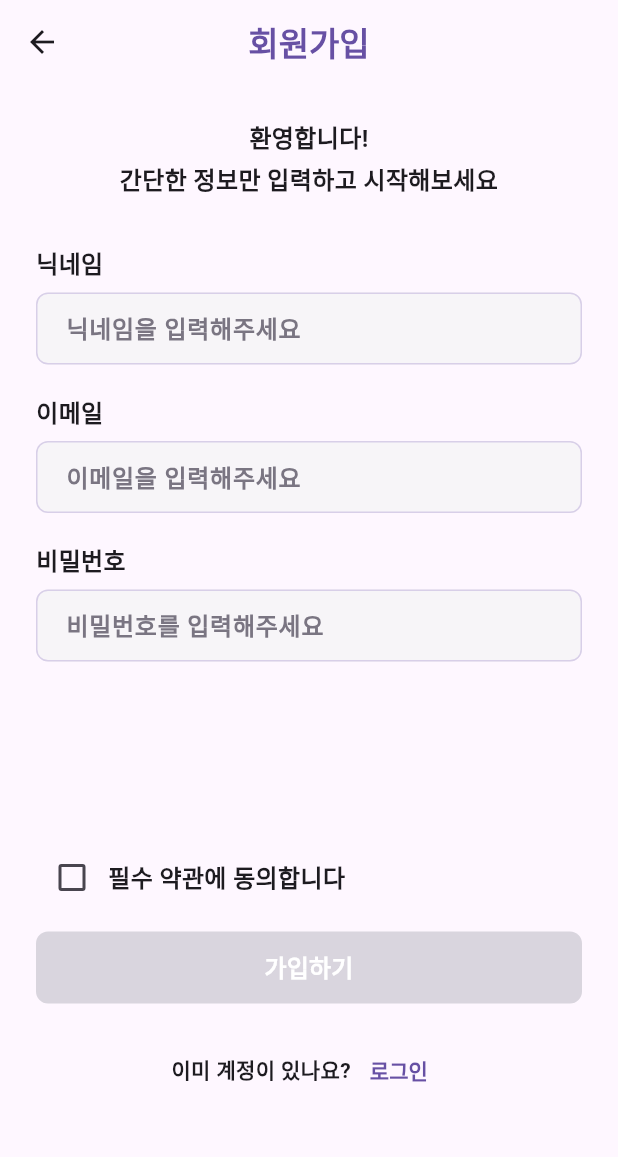
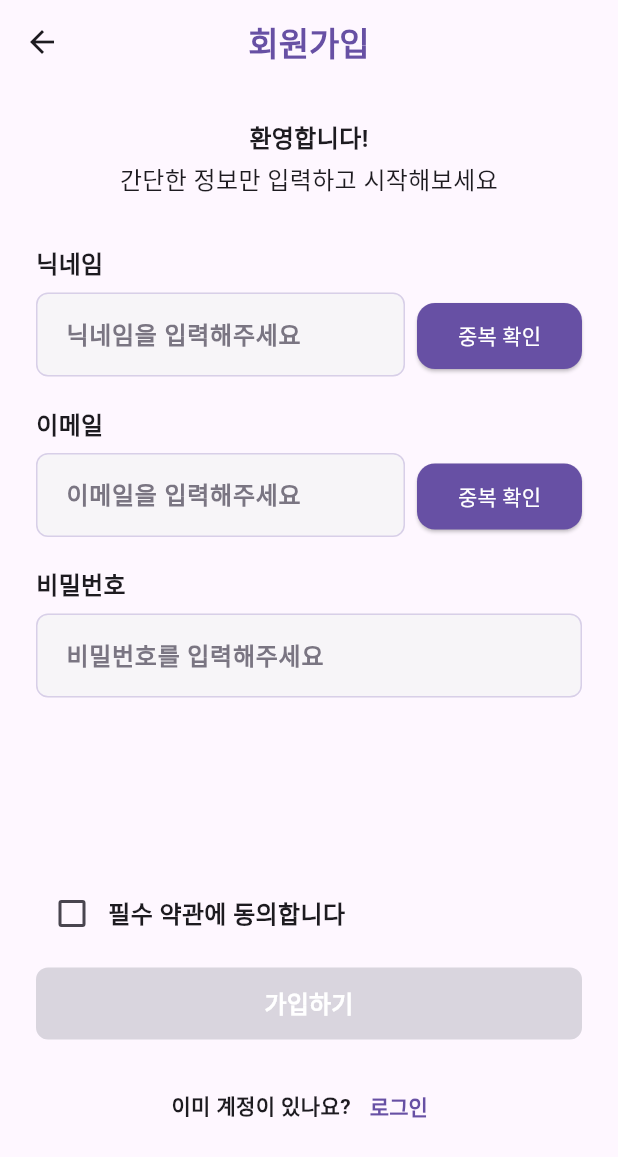
Before and after one commit to 11th-ddwuumc/11th-mobile-jini, a Flutter app: the SignupScreen screen opened by its route, on a phone screen of 412 x 824 dp. Shown: the top 1157 px of the screen. Run offline on Flutter 3.47's test engine with Material 3 defaults, Android fonts, the phone set to English and light mode, and no system bars; our stand-ins replace dio, flutter_dotenv, flutter_rating_bar, flutter_svg, go_router, shared_preferences; accounts and stored records are empty; network calls fail.

Commit message:
feat: 닉네임·이메일 중복 확인 구현

```diff
--- a/movielog/lib/main.dart
+++ b/movielog/lib/main.dart
@@ -10,6 +10,7 @@ import 'core/network/movie_log_client.dart';
 import 'data/services/member_check_service.dart';
 import 'data/services/rating_api_service.dart';
 import '../service/tmdb_movie_service.dart';
+import 'view_models/sign_up_view_model.dart';
 
 Future<void> main() async {
   WidgetsFlutterBinding.ensureInitialized();
@@ -32,6 +33,10 @@ Future<void> main() async {
         Provider<MemberCheckService>(
           create: (_) => MemberCheckService(movieLogClient),
         ),
+        ChangeNotifierProvider(
+          create: (context) =>
+              SignUpViewModel(context.read<MemberCheckService>()),
+        ),
         Provider<RatingApiService>(
           create: (_) => RatingApiService(movieLogClient),
         ),
--- a/movielog/lib/router/app_router.dart
+++ b/movielog/lib/router/app_router.dart
@@ -26,7 +26,7 @@ class AppRouter {
   // ② GoRouter에 root Navigator 등록
   static final router = GoRouter(
     navigatorKey: rootNavigatorKey,
-    initialLocation: '/start',
+    initialLocation: '/home',
     routes: [
       GoRoute(path: '/start', builder: (context, state) => const StartScreen()),
 
--- a/movielog/lib/signupScreen.dart
+++ b/movielog/lib/signupScreen.dart
@@ -1,4 +1,8 @@
 import 'package:flutter/material.dart';
+import 'package:provider/provider.dart';
+
+import '../view_models/sign_up_view_model.dart';
+import '../../widgets/movielog_button.dart';
 
 class SignupScreen extends StatefulWidget {
   const SignupScreen({super.key});
@@ -36,9 +40,7 @@ class _SignupScreenState extends State<SignupScreen> {
   void _submit() {
     final isValid = _formKey.currentState?.validate() ?? false;
 
-    if (!isValid || !_isAgreed) {
-      return;
-    }
+    if (!isValid || !_isAgreed) return;
 
     debugPrint('회원가입 완료');
   }
@@ -61,9 +63,7 @@ class _SignupScreenState extends State<SignupScreen> {
     return Scaffold(
       appBar: AppBar(
         leading: IconButton(
-          onPressed: () {
-            Navigator.pop(context);
-          },
+          onPressed: () => Navigator.pop(context),
           icon: const Icon(Icons.arrow_back),
         ),
         title: const Text(
@@ -96,18 +96,26 @@ class _SignupScreenState extends State<SignupScreen> {
                       children: [
                         const SignupIntro(),
                         const SizedBox(height: 32),
-                        SignupFormFields(
+
+                        Consumer<SignUpViewModel>(
+                          builder: (context, viewModel, child) {
+                            return SignupFormFields(
                               nicknameController: _nicknameController,
                               emailController: _emailController,
                               passwordController: _passwordController,
                               nicknameFocusNode: _nicknameFocusNode,
                               emailFocusNode: _emailFocusNode,
                               passwordFocusNode: _passwordFocusNode,
+                              viewModel: viewModel,
                               onChanged: () {
                                 setState(() {});
                               },
+                            );
+                          },
                         ),
+
                         const SizedBox(height: 120),
+
                         TermsAgreement(
                           isAgreed: _isAgreed,
                           onChanged: (value) {
@@ -116,7 +124,9 @@ class _SignupScreenState extends State<SignupScreen> {
                             });
                           },
                         ),
+
                         const SizedBox(height: 12),
+
                         SignupActions(
                           isFormValid: _isFormValid,
                           onSubmit: _submit,
@@ -151,7 +161,7 @@ class SignupIntro extends StatelessWidget {
           Text(
             '간단한 정보만 입력하고 시작해보세요',
             textAlign: TextAlign.center,
-            style: TextStyle(fontSize: 16, fontWeight: FontWeight.bold),
+            style: TextStyle(fontSize: 16),
           ),
         ],
       ),
@@ -168,16 +178,20 @@ class SignupFormFields extends StatefulWidget {
     required this.nicknameFocusNode,
     required this.emailFocusNode,
     required this.passwordFocusNode,
+    required this.viewModel,
     required this.onChanged,
   });
 
   final TextEditingController nicknameController;
   final TextEditingController emailController;
   final TextEditingController passwordController;
+
   final FocusNode nicknameFocusNode;
   final FocusNode emailFocusNode;
   final FocusNode passwordFocusNode;
+
   final VoidCallback onChanged;
+  final SignUpViewModel viewModel;
 
   @override
   State<SignupFormFields> createState() => _SignupFormFieldsState();
@@ -265,12 +279,7 @@ class _SignupFormFieldsState extends State<SignupFormFields> {
       ),
       filled: true,
       fillColor: isError ? const Color(0xFFFFF1F1) : const Color(0xFFF7F5F8),
-      contentPadding: const EdgeInsets.symmetric(horizontal: 16, vertical: 10),
-      errorStyle: const TextStyle(
-        color: errorRed,
-        fontSize: 13,
-        fontWeight: FontWeight.bold,
-      ),
+      contentPadding: const EdgeInsets.symmetric(horizontal: 16, vertical: 16),
       border: OutlineInputBorder(
         borderRadius: BorderRadius.circular(8),
         borderSide: const BorderSide(color: lightPurple),
@@ -300,6 +309,7 @@ class _SignupFormFieldsState extends State<SignupFormFields> {
     required TextEditingController controller,
     required FocusNode focusNode,
     required String? errorText,
+    required String? successText,
     required bool valid,
     required ValueChanged<String> onChanged,
     required TextInputAction textInputAction,
@@ -317,7 +327,11 @@ class _SignupFormFieldsState extends State<SignupFormFields> {
           style: const TextStyle(fontSize: 16, fontWeight: FontWeight.bold),
         ),
         const SizedBox(height: 8),
-        Stack(
+
+        SizedBox(
+          height: 56,
+          child: Stack(
+            alignment: Alignment.center,
             children: [
               TextFormField(
                 controller: controller,
@@ -325,29 +339,39 @@ class _SignupFormFieldsState extends State<SignupFormFields> {
                 keyboardType: keyboardType,
                 textInputAction: textInputAction,
                 obscureText: obscureText,
-              autovalidateMode: AutovalidateMode.onUserInteraction,
                 decoration: _inputDecoration(
                   hintText,
                   isError: errorText != null,
                 ),
-              validator: (value) {
-                return errorText;
-              },
                 onChanged: onChanged,
-              onFieldSubmitted: (_) {
-                onSubmitted();
-              },
+                onFieldSubmitted: (_) => onSubmitted(),
               ),
+
               if (showStatus)
                 Positioned(
                   right: 12,
-                top: 0,
-                bottom: errorText != null ? 24 : 0,
-                child: Center(
                   child: _buildStatusIcon(isError: errorText != null),
                 ),
+            ],
           ),
-          ],
+        ),
+
+        if (errorText != null)
+          Padding(
+            padding: const EdgeInsets.only(top: 4, left: 4),
+            child: Text(
+              errorText,
+              style: const TextStyle(color: Colors.red, fontSize: 12),
+            ),
+          ),
+
+        if (successText != null)
+          Padding(
+            padding: const EdgeInsets.only(top: 4, left: 4),
+            child: Text(
+              successText,
+              style: const TextStyle(color: Colors.green, fontSize: 12),
+            ),
           ),
       ],
     );
@@ -356,78 +380,141 @@ class _SignupFormFieldsState extends State<SignupFormFields> {
   @override
   Widget build(BuildContext context) {
     final nicknameError = _nicknameTouched
-        ? _validateNickname(widget.nicknameController.text)
+        ? widget.viewModel.nicknameErrorText ??
+              _validateNickname(widget.nicknameController.text)
         : null;
 
+    final nicknameValid =
+        widget.viewModel.nicknameCheckStatus == CheckStatus.available;
+
     final emailError = _emailTouched
-        ? _validateEmail(widget.emailController.text)
+        ? widget.viewModel.emailErrorText ??
+              _validateEmail(widget.emailController.text)
         : null;
+
+    final emailValid =
+        widget.viewModel.emailCheckStatus == CheckStatus.available;
 
     final passwordError = _passwordTouched
         ? _validatePassword(widget.passwordController.text)
         : null;
 
-    final nicknameValid = _nicknameTouched && nicknameError == null;
-
-    final emailValid = _emailTouched && emailError == null;
-
-    final passwordValid = _passwordTouched && passwordError == null;
-
     return Column(
       crossAxisAlignment: CrossAxisAlignment.start,
       children: [
-        _buildField(
+        Row(
+          crossAxisAlignment: CrossAxisAlignment.start,
+          children: [
+            Expanded(
+              child: _buildField(
                 label: '닉네임',
                 hintText: '닉네임을 입력해주세요',
                 controller: widget.nicknameController,
                 focusNode: widget.nicknameFocusNode,
                 errorText: nicknameError,
+                successText: nicknameValid ? '사용 가능한 닉네임입니다.' : null,
                 valid: nicknameValid,
                 textInputAction: TextInputAction.next,
-          onChanged: (_) {
+                onChanged: (value) {
                   setState(() {
                     _nicknameTouched = true;
                   });
+
+                  widget.viewModel.onNicknameChanged(value);
                   widget.onChanged();
                 },
                 onSubmitted: () {
                   widget.emailFocusNode.requestFocus();
                 },
               ),
+            ),
+
+            const SizedBox(width: 8),
+
+            Padding(
+              padding: const EdgeInsets.only(top: 38),
+              child: MovieLogButton(
+                label: '중복 확인',
+                width: 110,
+                isLoading:
+                    widget.viewModel.nicknameCheckStatus ==
+                    CheckStatus.checking,
+                onPressed: widget.viewModel.canCheckNickname
+                    ? () => widget.viewModel.checkNickname(
+                        widget.nicknameController.text,
+                      )
+                    : null,
+              ),
+            ),
+          ],
+        ),
+
         const SizedBox(height: 20),
-        _buildField(
+
+        Row(
+          crossAxisAlignment: CrossAxisAlignment.start,
+          children: [
+            Expanded(
+              child: _buildField(
                 label: '이메일',
                 hintText: '이메일을 입력해주세요',
                 controller: widget.emailController,
                 focusNode: widget.emailFocusNode,
                 errorText: emailError,
+                successText: emailValid ? '사용 가능한 이메일입니다.' : null,
                 valid: emailValid,
                 keyboardType: TextInputType.emailAddress,
                 textInputAction: TextInputAction.next,
-          onChanged: (_) {
+                onChanged: (value) {
                   setState(() {
                     _emailTouched = true;
                   });
+
+                  widget.viewModel.onEmailChanged(value);
                   widget.onChanged();
                 },
                 onSubmitted: () {
                   widget.passwordFocusNode.requestFocus();
                 },
               ),
+            ),
+
+            const SizedBox(width: 8),
+
+            Padding(
+              padding: const EdgeInsets.only(top: 38),
+              child: MovieLogButton(
+                label: '중복 확인',
+                width: 110,
+                isLoading:
+                    widget.viewModel.emailCheckStatus == CheckStatus.checking,
+                onPressed: widget.viewModel.canCheckEmail
+                    ? () => widget.viewModel.checkEmail(
+                        widget.emailController.text,
+                      )
+                    : null,
+              ),
+            ),
+          ],
+        ),
+
         const SizedBox(height: 20),
+
         _buildField(
           label: '비밀번호',
           hintText: '비밀번호를 입력해주세요',
           controller: widget.passwordController,
           focusNode: widget.passwordFocusNode,
           errorText: passwordError,
-          valid: passwordValid,
+          successText: null,
+          valid: _passwordTouched && passwordError == null,
           obscureText: true,
           textInputAction: TextInputAction.done,
           onChanged: (_) {
             setState(() {
               _passwordTouched = true;
             });
+
             widget.onChanged();
           },
           onSubmitted: () {
@@ -507,7 +594,9 @@ class SignupActions extends StatelessWidget {
             ),
           ),
         ),
+
         const SizedBox(height: 20),
+
         Center(
           child: Row(
             mainAxisAlignment: MainAxisAlignment.center,
--- a/movielog/lib/view_models/sign_up_view_model.dart
+++ b/movielog/lib/view_models/sign_up_view_model.dart
@@ -63,34 +63,73 @@ class SignUpViewModel extends ChangeNotifier {
 
   Future<void> checkNickname(String value) async {
     final requested = value.trim();
-    if (requested.isEmpty || requested != _currentNickname || !canCheckNickname)
+
+    debugPrint('[중복 확인] 요청 시작: $requested');
+    debugPrint('[중복 확인] 현재 입력값: $_currentNickname');
+
+    if (requested.isEmpty ||
+        requested != _currentNickname ||
+        !canCheckNickname) {
+      debugPrint('[중복 확인] 요청 조건 불충족');
       return;
+    }
 
     final version = ++_requestVersion;
     nicknameCheckStatus = CheckStatus.checking;
     nicknameErrorText = null;
     notifyListeners();
 
+    debugPrint('[중복 확인] API 호출 직전');
+
     try {
       final available = await _service.checkNickname(requested);
+
+      debugPrint('[중복 확인] API 응답: $available');
+
       if (_disposed ||
           version != _requestVersion ||
-          _currentNickname != requested)
+          _currentNickname != requested) {
         return;
+      }
+
       nicknameCheckStatus = available
           ? CheckStatus.available
           : CheckStatus.duplicated;
+
       nicknameErrorText = available ? null : '이미 사용 중인 닉네임입니다.';
-      if (!available) _duplicatedNickname = requested;
-    } on DioException {
+
+      if (!available) {
+        _duplicatedNickname = requested;
+      }
+    } on DioException catch (e) {
+      debugPrint('[중복 확인] Dio 오류: ${e.message}');
+      debugPrint('[중복 확인] 응답 데이터: ${e.response?.data}');
+
       if (_disposed ||
           version != _requestVersion ||
-          _currentNickname != requested)
+          _currentNickname != requested) {
         return;
+      }
+
+      nicknameCheckStatus = CheckStatus.error;
+      nicknameErrorText = '중복 확인에 실패했습니다. 다시 시도해 주세요.';
+    } catch (e, stackTrace) {
+      debugPrint('[중복 확인] 기타 오류: $e');
+      debugPrint('$stackTrace');
+
+      if (_disposed ||
+          version != _requestVersion ||
+          _currentNickname != requested) {
+        return;
+      }
+
       nicknameCheckStatus = CheckStatus.error;
       nicknameErrorText = '중복 확인에 실패했습니다. 다시 시도해 주세요.';
     }
-    if (!_disposed && version == _requestVersion) notifyListeners();
+
+    if (!_disposed && version == _requestVersion) {
+      notifyListeners();
+    }
   }
 
   Future<void> checkEmail(String value) async {
@@ -143,6 +182,7 @@ class SignUpViewModel extends ChangeNotifier {
   void dispose() {
     _disposed = true;
     _requestVersion++;
+    _emailRequestVersion++;
     super.dispose();
   }
 }
```
Lines whose indentation alone changed are shown as unchanged.
